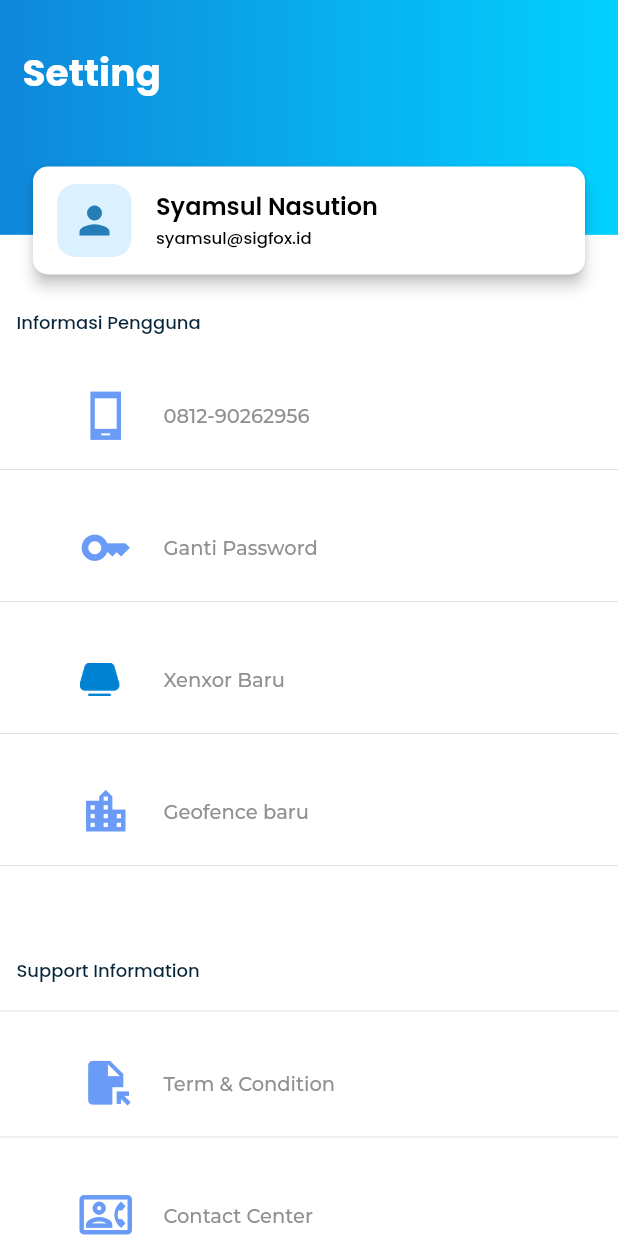
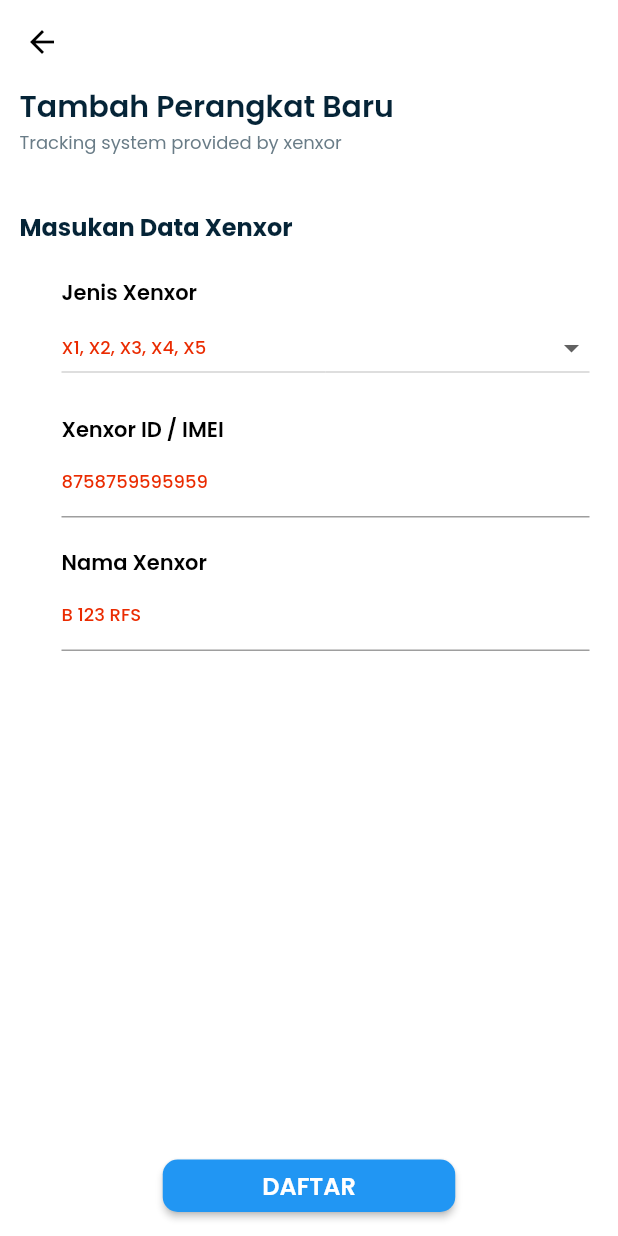
Before and after one commit to Gifrad/Tracking-App, a Flutter app: the ProfilePage screen opened directly, after a tap on "Xenxor Baru", on a phone screen of 412 x 824 dp. Run offline on Flutter 3.47's test engine with Material 2 defaults, Android fonts, the phone set to English and light mode, and no system bars; our stand-ins replace flutter_map, google_fonts, latlong2.

Commit message:
Slicing add new xenxor, add new geofence

```diff
--- a/lib/main.dart
+++ b/lib/main.dart
@@ -2,6 +2,9 @@ import 'package:flutter/material.dart';
 import 'package:provider/provider.dart';
 import 'package:tracking_app/pages/login/login_page.dart';
 import 'package:tracking_app/pages/main_page.dart';
+import 'package:tracking_app/pages/profile/add-geofence/add_geofence_page.dart';
+import 'package:tracking_app/pages/profile/add-geofence/list_geofence_page.dart';
+import 'package:tracking_app/pages/profile/add-xenxor/add_xenxor_page.dart';
 import 'package:tracking_app/pages/profile/change-password/change_password.dart';
 import 'package:tracking_app/pages/profile/customer-center/customer_center_page.dart';
 import 'package:tracking_app/pages/profile/term-condition/term_condition_page.dart';
@@ -42,6 +45,9 @@ class MyApp extends StatelessWidget {
         '/change-password': (context) => const ChangePassword(),
         '/term-condition': (context) => const TermConditionPage(),
         '/customer-center': (context) => const CustomerCenterPage(),
+        '/add-xenxor': (context) => const AddXenxorPage(),
+        '/add-geofence': (context) => const AddGeofencePage(),
+        '/list-geofence': (context) => const ListGeofencePage(),
       },
     );
   }
--- /dev/null
+++ b/lib/pages/profile/add-xenxor/add_xenxor_page.dart
@@ -0,0 +1,176 @@
+import 'package:flutter/material.dart';
+
+import '../../../shared/theme.dart';
+
+class AddXenxorPage extends StatefulWidget {
+  const AddXenxorPage({super.key});
+
+  @override
+  State<AddXenxorPage> createState() => _AddXenxorPageState();
+}
+
+class _AddXenxorPageState extends State<AddXenxorPage> {
+  String dropdownvalue = 'X1, X2, X3, X4, X5';
+  var items = [
+    'X1',
+    'X2',
+    'X3',
+    'X4',
+    'X5',
+  ];
+  @override
+  Widget build(BuildContext context) {
+    return Scaffold(
+      backgroundColor: whiteColor,
+      appBar: AppBar(
+        backgroundColor: Colors.transparent,
+        iconTheme: IconThemeData(color: blackColor),
+        elevation: 0,
+      ),
+      body: Container(
+        margin: const EdgeInsets.only(
+          left: 13,
+        ),
+        child: Column(
+          crossAxisAlignment: CrossAxisAlignment.start,
+          children: [
+            Text(
+              'Tambah Perangkat Baru',
+              style: blackBodyTextStyle.copyWith(
+                fontWeight: semibold,
+                fontSize: 20,
+              ),
+            ),
+            Text(
+              'Tracking system provided by xenxor',
+              style: greySecondaryTextStyle.copyWith(
+                fontSize: 12,
+              ),
+            ),
+            const SizedBox(
+              height: 35,
+            ),
+            Text(
+              'Masukan Data Xenxor',
+              style: blackBodyTextStyle.copyWith(
+                fontWeight: bold,
+                fontSize: 16,
+              ),
+            ),
+            Container(
+              margin: const EdgeInsets.only(top: 22, left: 28, right: 19),
+              child: Column(
+                crossAxisAlignment: CrossAxisAlignment.start,
+                children: [
+                  Text(
+                    'Jenis Xenxor',
+                    style: blackTextStyle.copyWith(
+                      fontWeight: semibold,
+                    ),
+                  ),
+                  const SizedBox(
+                    height: 2,
+                  ),
+                  DropdownButton(
+                    isExpanded: true,
+                    hint: Text(
+                      dropdownvalue,
+                      style: redTextStyle.copyWith(
+                        fontWeight: medium,
+                        fontSize: 12,
+                      ),
+                    ),
+                    borderRadius: BorderRadius.circular(5),
+                    style: redTextStyle.copyWith(
+                      fontWeight: medium,
+                      fontSize: 12,
+                    ),
+                    items: items.map((e) {
+                      return DropdownMenuItem(
+                        value: e,
+                        child: Text(
+                          e,
+                        ),
+                      );
+                    }).toList(),
+                    onChanged: ((newValue) {
+                      setState(() {
+                        dropdownvalue = newValue!;
+                      });
+                    }),
+                  ),
+                  const SizedBox(
+                    height: 20,
+                  ),
+                  Text(
+                    'Xenxor ID / IMEI',
+                    style: blackTextStyle.copyWith(
+                      fontWeight: semibold,
+                    ),
+                  ),
+                  TextFormField(
+                    style: redTextStyle.copyWith(
+                      fontWeight: medium,
+                      fontSize: 12,
+                    ),
+                    keyboardType: TextInputType.number,
+                    decoration: InputDecoration(
+                      hintText: '8758759595959',
+                      hintStyle: redTextStyle.copyWith(
+                        fontWeight: medium,
+                        fontSize: 12,
+                      ),
+                    ),
+                  ),
+                  const SizedBox(
+                    height: 20,
+                  ),
+                  Text(
+                    'Nama Xenxor',
+                    style: blackTextStyle.copyWith(
+                      fontWeight: semibold,
+                    ),
+                  ),
+                  TextFormField(
+                    style: redTextStyle.copyWith(
+                      fontWeight: medium,
+                      fontSize: 12,
+                    ),
+                    keyboardType: TextInputType.text,
+                    decoration: InputDecoration(
+                      hintText: 'B 123 RFS',
+                      hintStyle: redTextStyle.copyWith(
+                        fontWeight: medium,
+                        fontSize: 12,
+                      ),
+                    ),
+                  ),
+                ],
+              ),
+            ),
+          ],
+        ),
+      ),
+      floatingActionButtonLocation: FloatingActionButtonLocation.centerFloat,
+      floatingActionButton: SizedBox(
+        width: 195,
+        height: 35,
+        child: ElevatedButton(
+          style: ElevatedButton.styleFrom(
+              shape: RoundedRectangleBorder(
+            borderRadius: BorderRadius.circular(10),
+          )),
+          onPressed: () {},
+          child: Text(
+            'DAFTAR',
+            style: whiteTextStyle.copyWith(
+              fontWeight: FontWeight.w600,
+              color: whiteColor,
+              fontSize: 16,
+            ),
+          ),
+        ),
+      ),
+    );
+  }
+}
--- a/lib/pages/tracking/tracking_tab/tracking_tab_page.dart
+++ b/lib/pages/tracking/tracking_tab/tracking_tab_page.dart
@@ -2,7 +2,6 @@ import 'package:flutter/material.dart';
 import 'package:flutter_map/flutter_map.dart';
 import 'package:latlong2/latlong.dart';
 import 'package:provider/provider.dart';
-import 'package:tracking_app/providers/bottom_start_provider.dart';
 import 'package:tracking_app/providers/picker_time_provider.dart';
 import 'package:tracking_app/shared/theme.dart';
 
```
Also changed, not shown: lib/pages/profile/add-geofence/add_geofence_page.dart (added, +246 -0 lines), lib/pages/profile/add-geofence/list_geofence_page.dart (added, +62 -0 lines), lib/pages/profile/add-geofence/widget/list_geofence.dart (added, +53 -0 lines), lib/pages/profile/profile_page.dart (+6 -2 lines).
